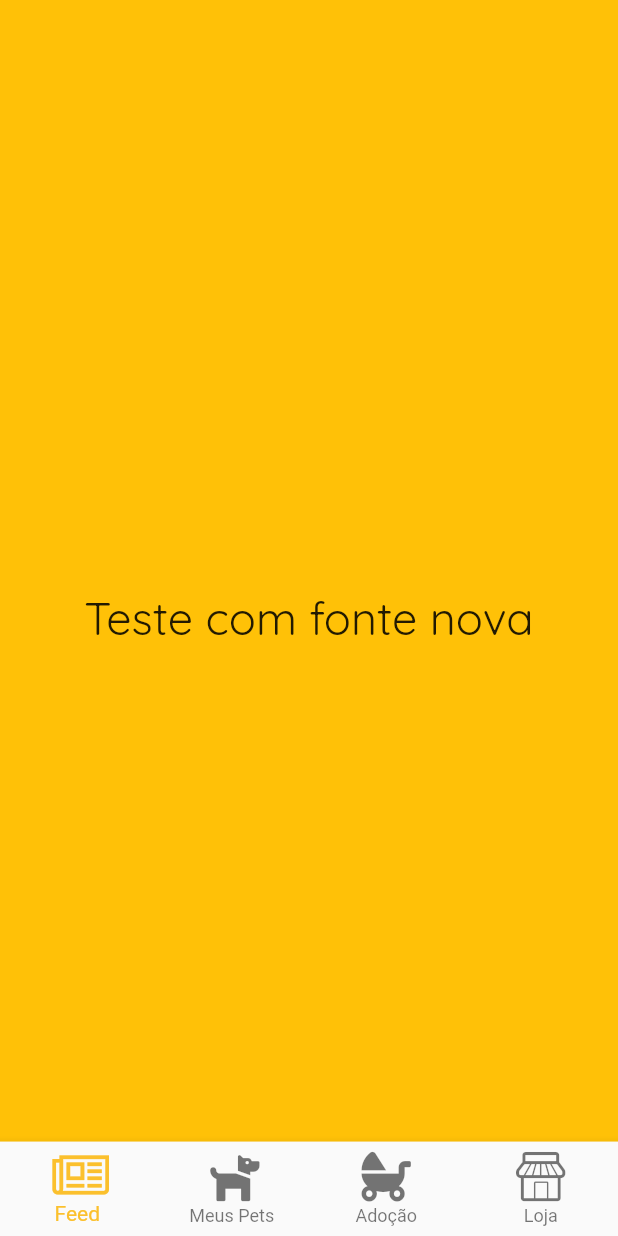
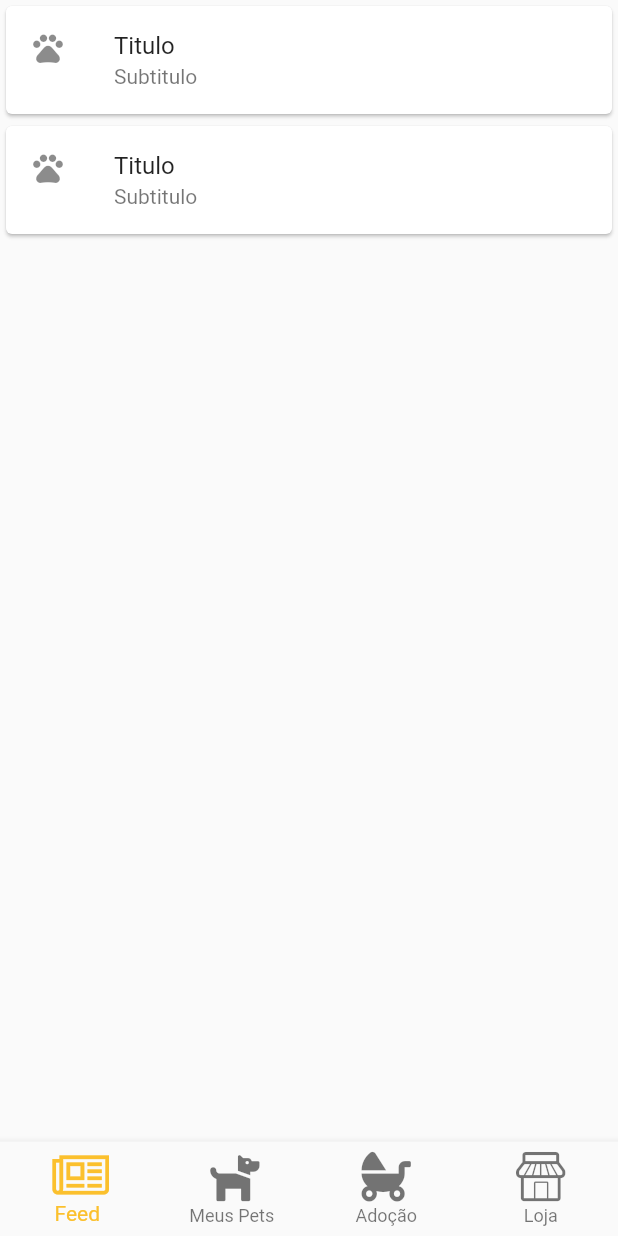
Before and after one commit to giederloreto/MeuGuaipeca, a Flutter app: the screen it shows after launch, on a phone screen of 412 x 824 dp. Run offline on Flutter 3.47's test engine with Material 2 defaults, Android fonts, the phone set to English and light mode, and no system bars.

Commit message:
add colors final and build Card in the feed

```diff
--- a/lib/meu_guaipeca_app.dart
+++ b/lib/meu_guaipeca_app.dart
@@ -14,6 +14,12 @@ class MeuGuaipeca extends StatelessWidget {
         brightness: Brightness.light,
         primaryColor: Colors.red,
         backgroundColor: Colors.green,
+        /* CoresProjeto{
+          F8E214,
+          716D75,
+          F79814,
+          0A58F7,
+        }, */
       ),
       home: const HomeView(),
     );
--- a/lib/presentation/home/home_view.dart
+++ b/lib/presentation/home/home_view.dart
@@ -10,23 +10,27 @@ class HomeView extends StatefulWidget {
 }
 
 class _HomeViewState extends State<HomeView> {
+  List feed = ['Gieder', 'Ariadne'];
+
   @override
   Widget build(BuildContext context) {
     return Scaffold(
       extendBody: true,
-      body: Container(
-        color: Colors.amber,
-        child: const Center(
-          child: Text(
-            'Teste com fonte nova',
-            style: TextStyle(
-              fontSize: 30,
-              fontFamily: 'Quicksand',
+      body: ListView.builder(
+        itemCount: feed.length,
+        itemBuilder: (context, index) {
+          return const Card(
+            child: ListTile(
+              title: Text(
+                'Titulo',
+              ),
+              subtitle: Text('Subtitulo'),
+              leading: Icon(Icons.pets),
             ),
-          ),
-        ),
+          );
+        },
       ),
-      bottomNavigationBar: GuaipecaBottomBar(),
+      bottomNavigationBar: const GuaipecaBottomBar(),
     );
   }
 }
```
